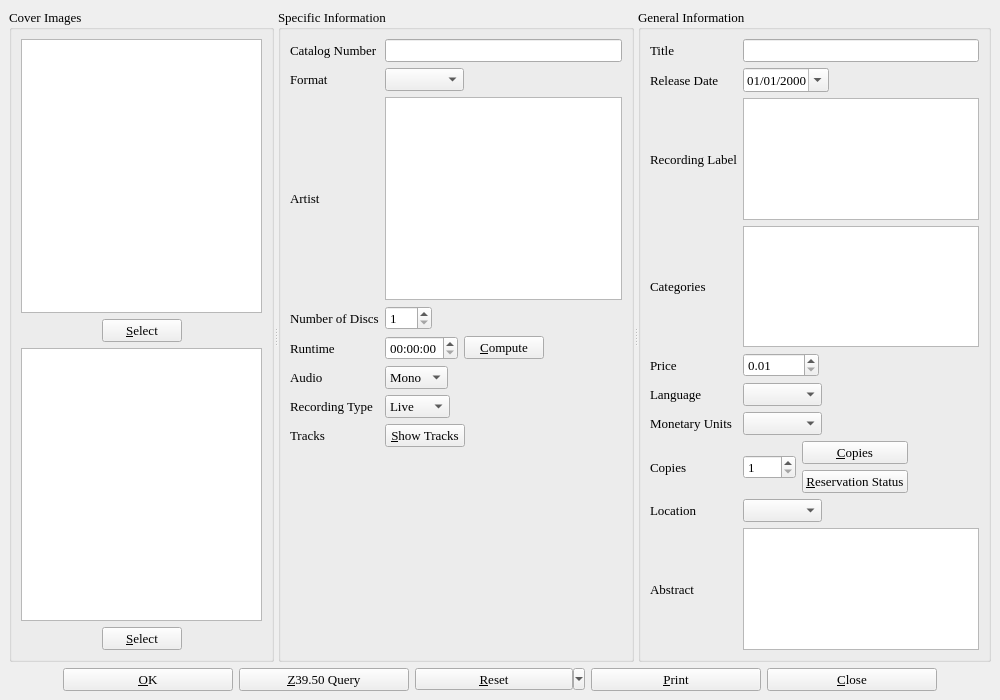
textbrowser/biblioteq, file cdinfo.ui: the form before one commit.
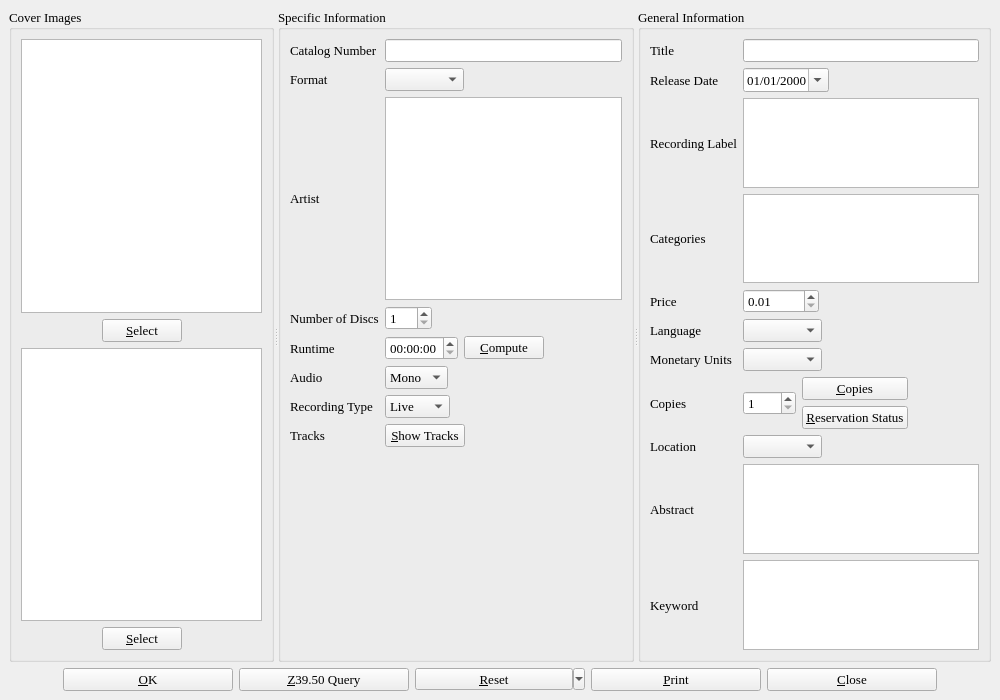
The form after the commit. Icons and pictures are not drawn. Custom widgets are drawn as their Qt base class.

Commit message: Default fonts. Added keyword fields.

```diff
--- a/cdinfo.ui
+++ b/cdinfo.ui
@@ -1001,6 +1001,37 @@
           </property>
          </widget>
         </item>
+        <item row="10" column="0">
+         <widget class="QLabel" name="label_11">
+          <property name="font">
+           <font>
+            <family>Times</family>
+            <pointsize>10</pointsize>
+            <weight>50</weight>
+            <italic>false</italic>
+            <bold>false</bold>
+            <underline>false</underline>
+            <strikeout>false</strikeout>
+           </font>
+          </property>
+          <property name="text">
+           <string>Keyword</string>
+          </property>
+         </widget>
+        </item>
+        <item row="10" column="1">
+         <widget class="hyperlinked_text_edit" name="keyword">
+          <property name="readOnly">
+           <bool>false</bool>
+          </property>
+          <property name="textInteractionFlags">
+           <set>Qt::LinksAccessibleByKeyboard|Qt::LinksAccessibleByMouse|Qt::TextBrowserInteraction|Qt::TextEditable|Qt::TextEditorInteraction|Qt::TextSelectableByKeyboard|Qt::TextSelectableByMouse</set>
+          </property>
+          <property name="openLinks">
+           <bool>false</bool>
+          </property>
+         </widget>
+        </item>
        </layout>
       </widget>
      </widget>
```
Left out of the diff: 13 changed lines with no effect on the pictures. The commit also changes 12 other files.
